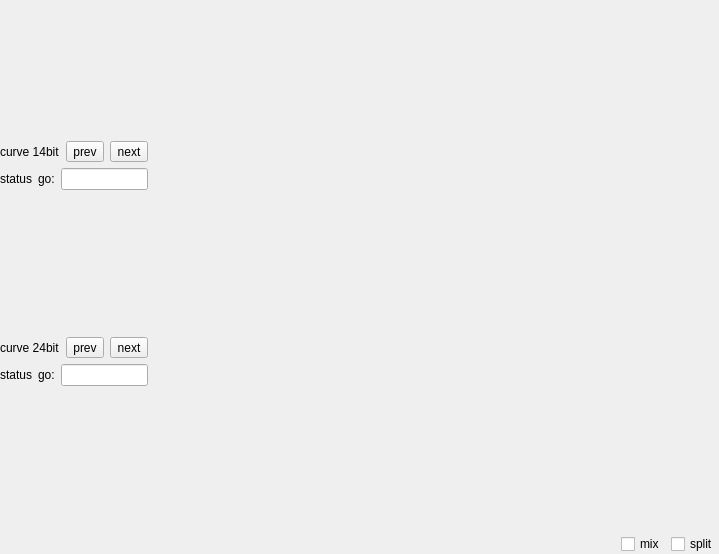
MRsoymilk/MySerial, file src/form/plot/formplothistory.ui: the form before one commit.
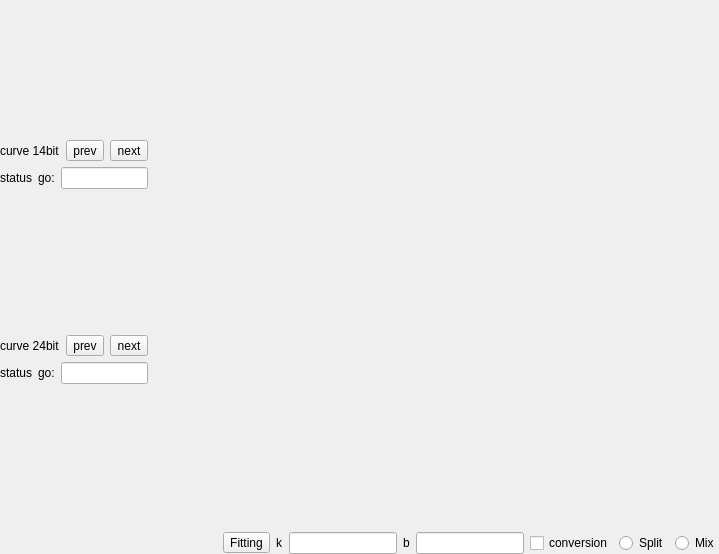
The form after the commit.

```diff
--- a/src/form/plot/formplothistory.ui
+++ b/src/form/plot/formplothistory.ui
@@ -157,16 +157,54 @@
       </spacer>
      </item>
      <item>
-      <widget class="QCheckBox" name="checkBoxMix">
+      <layout class="QHBoxLayout" name="hLayFitting">
+       <item>
+        <widget class="QToolButton" name="toolButtonFitting">
+         <property name="text">
+          <string>Fitting</string>
+         </property>
+        </widget>
+       </item>
+       <item>
+        <widget class="QLabel" name="labelK">
+         <property name="text">
+          <string>k</string>
+         </property>
+        </widget>
+       </item>
+       <item>
+        <widget class="QLineEdit" name="lineEditK"/>
+       </item>
+       <item>
+        <widget class="QLabel" name="labelB">
+         <property name="text">
+          <string>b</string>
+         </property>
+        </widget>
+       </item>
+       <item>
+        <widget class="QLineEdit" name="lineEditB"/>
+       </item>
+       <item>
+        <widget class="QCheckBox" name="checkBoxConversion">
+         <property name="text">
+          <string>conversion</string>
+         </property>
+        </widget>
+       </item>
+      </layout>
+     </item>
+     <item>
+      <widget class="QRadioButton" name="radioButtonSplit">
        <property name="text">
-        <string>mix</string>
+        <string>Split</string>
        </property>
       </widget>
      </item>
      <item>
-      <widget class="QCheckBox" name="checkBoxSplit">
+      <widget class="QRadioButton" name="radioButtonMix">
        <property name="text">
-        <string>split</string>
+        <string>Mix</string>
        </property>
       </widget>
      </item>
```
